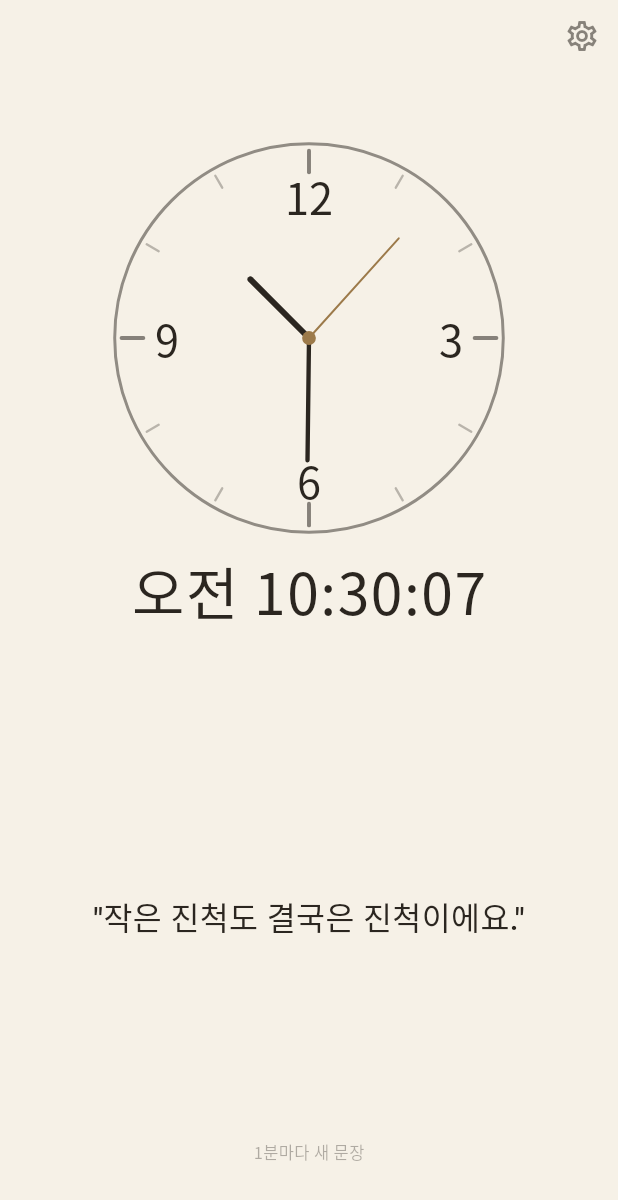
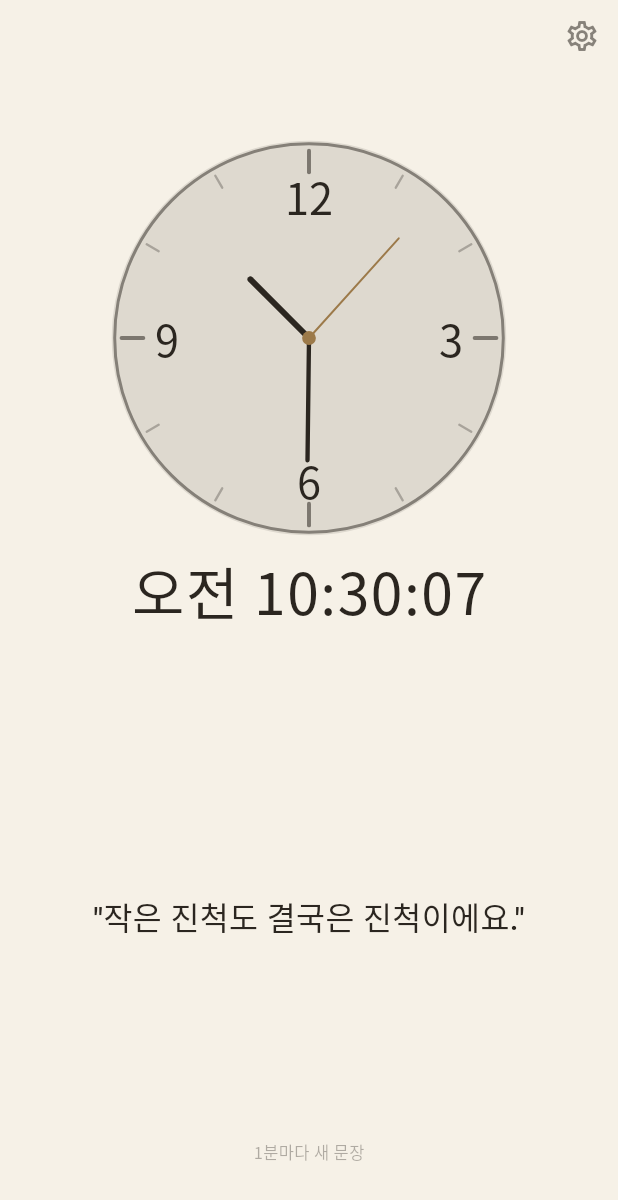
Before and after one commit to bohyeokan-jpg/sentence-clock, a Flutter app: the screen it shows after launch, on a phone screen of 412 x 824 dp. Shown: the top 1200 px of the screen. Run offline on Flutter 3.47's test engine with Material 3 defaults, Android fonts, the phone set to English and light mode, and no system bars; our stand-ins replace audioplayers, flutter_riverpod, google_fonts, shared_preferences; missing offline and left inert: alarm; statements that could not run were skipped.

Commit message:
Give the in-app clock face its own color, separate from the screen
The face used the exact same color as the screen background, so the
clock read as just a rim + hands floating with no disc behind them.
Added AppThemePalette.clockFace (background blended with 12% of the
theme's own ink color) so the face reads as its own shape in all
four themes, while staying light enough that ink-colored ticks and
hands drawn on top stay legible.

```diff
--- a/lib/model/app_theme.dart
+++ b/lib/model/app_theme.dart
@@ -16,6 +16,11 @@ class AppThemePalette {
     required this.ink,
     required this.accent,
   });
+
+  /// A touch of ink mixed into the background — enough that the clock face
+  /// reads as its own disc instead of vanishing into the screen, but light
+  /// enough that ink-colored ticks/hands drawn on top stay legible.
+  Color get clockFace => Color.alphaBlend(ink.withValues(alpha: 0.12), background);
 }
 
 /// The four palettes designed in Figma/HTML: cream (default paper look),
--- a/lib/view/main_screen.dart
+++ b/lib/view/main_screen.dart
@@ -87,7 +87,7 @@ class _PortraitBody extends StatelessWidget {
               child: Column(
                 children: [
                   SizedBox(height: topGap),
-                  ClockWidget(ink: palette.ink, accent: palette.accent, faceFill: palette.background, shape: clockShape),
+                  ClockWidget(ink: palette.ink, accent: palette.accent, faceFill: palette.clockFace, shape: clockShape),
                   SizedBox(height: clockToQuoteGap),
                   Expanded(
                     child: Center(
@@ -143,7 +143,7 @@ class _SplitBody extends StatelessWidget {
                   ClockWidget(
                     ink: palette.ink,
                     accent: palette.accent,
-                    faceFill: palette.background,
+                    faceFill: palette.clockFace,
                     faceSize: clockSize,
                     digitalFontSize: compact ? 24 : 30,
                     shape: clockShape,
```
